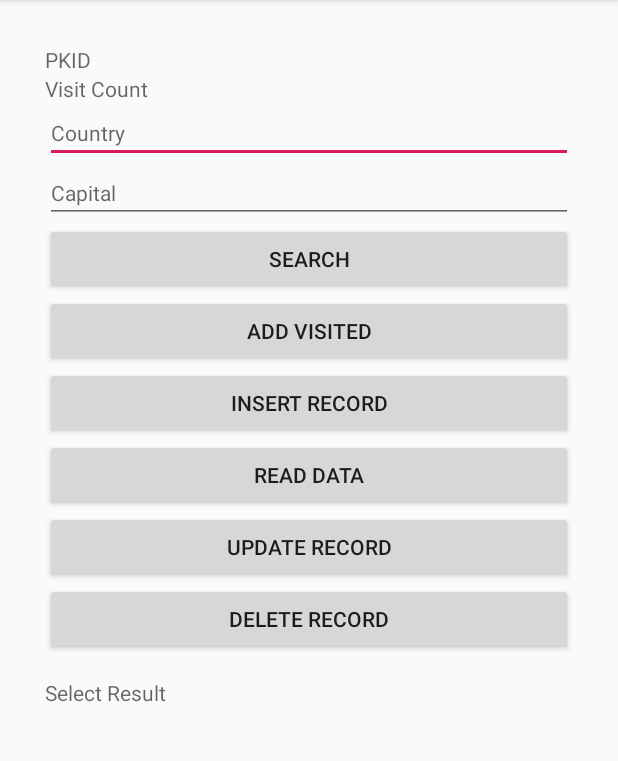
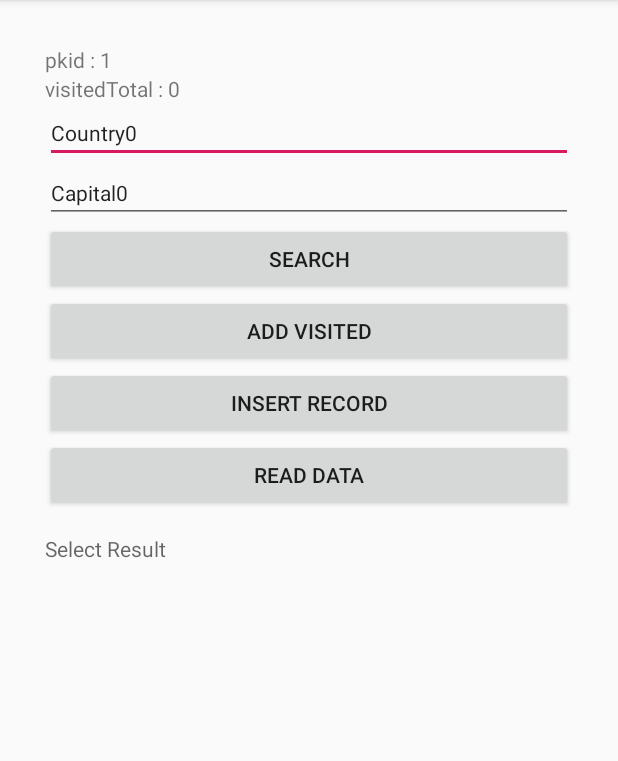
Before and after one commit to codebaker/TryDatabase1101, an Android app: the screen it shows after launch (MainActivity), after a tap on "SEARCH", on a phone screen of 412 x 824 dp, the part 84-845 px from its top. Run offline under Robolectric (Android 15) with nearby library versions, the phone set to English and light mode, and no system bars.

Commit message:
Insert가 왜 안돼노~

```diff
--- a/app/src/main/java/com/codebakery/joan/trydatabase1101/MainActivity.java
+++ b/app/src/main/java/com/codebakery/joan/trydatabase1101/MainActivity.java
@@ -13,6 +13,7 @@ public class MainActivity extends AppCompatActivity implements View.OnClickListe
 
     private MemberDbHelper dbHelper;
     private SQLiteDatabase mdb;
+    Cursor cursor;
 
     TextView textViewId;
     TextView textViewCount;
@@ -58,7 +59,7 @@ public class MainActivity extends AppCompatActivity implements View.OnClickListe
         String capital = editTextCapital.getText().toString();
         switch (v.getId()){
             case R.id.buttonSearch :
-                searchByCouyntry(country);
+                searchByPkid(country);
                 break;
             case R.id.buttonAddVisit :
                 addVisitCount(textViewId.getText().toString());
@@ -79,26 +80,28 @@ public class MainActivity extends AppCompatActivity implements View.OnClickListe
     }
 
     private void addVisitCount(String pkid) {
-        String query = "INSERT INTO "+ "awe_country_visitedcount" + " VALUES(" + pkid + ")";
+        String query = "INSERT INTO awe_country_visitedcount VALUES (" + pkid + ")";
         mdb.execSQL(query);
 
     }
 
-    private void searchByCouyntry(String str) {
+    private void searchByPkid(String pkid) {
         String query = "SELECT pkid, country,capital,count(fkid) visitedTotal " +
                         "FROM awe_country " +
-                        "INNER JOIN awe_country_visitedcount " +
+                        "LEFT JOIN awe_country_visitedcount " +
                         "ON pkid = fkid " +
-                        "AND pkid = '"+str+"'";
-        Cursor cursor = mdb.rawQuery(query,null);
+                        //"AND pkid = "+pkid;
+                        "AND country = '" + pkid + "'";
+        cursor = mdb.rawQuery(query,null);
+        int count = cursor.getCount();
         if(cursor.getCount()>0){
             cursor.moveToFirst();
             int id = cursor.getInt(cursor.getColumnIndex("pkid"));
             String visitedTotal = cursor.getString(cursor.getColumnIndex("visitedTotal"));
             String country = cursor.getString(cursor.getColumnIndex("country"));
             String capital = cursor.getString(cursor.getColumnIndex("capital"));
-            textViewId.setText(String.valueOf(id));
-            editTextCountry.setText(visitedTotal);
+            textViewId.setText("pkid : " + id);
+            textViewCount.setText("visitedTotal : "+visitedTotal);
             editTextCountry.setText(country);
             editTextCapital.setText(capital);
         }
@@ -114,11 +117,11 @@ public class MainActivity extends AppCompatActivity implements View.OnClickListe
     private void readData(String editTextCountry) {
         //쿼리문을 만듭니다.
         //String query = "select * from awe_country"
-        String query = "SELECT * FROM awe_country ORDER BY _id DESC";
+        String query = "SELECT * FROM awe_country ORDER BY pkid DESC";
         Cursor cursor = mdb.rawQuery(query,null);
         StringBuilder resultStr = new StringBuilder();
         while (cursor.moveToNext()) {
-            int id = cursor.getInt(cursor.getColumnIndex("_id"));
+            int id = cursor.getInt(cursor.getColumnIndex("pkid"));
             String country = cursor.getString(cursor.getColumnIndex("country"));
             String capital = cursor.getString(cursor.getColumnIndex("capital"));
 
--- a/app/src/main/java/com/codebakery/joan/trydatabase1101/MemberDbHelper.java
+++ b/app/src/main/java/com/codebakery/joan/trydatabase1101/MemberDbHelper.java
@@ -7,7 +7,7 @@ import android.database.sqlite.SQLiteOpenHelper;
 public class MemberDbHelper extends SQLiteOpenHelper {
     private static final String name = "awe.db";
     private static final SQLiteDatabase.CursorFactory factory = null;
-    private static final int version = 2;
+    private static final int version = 1;
 
     public MemberDbHelper(Context context) {
         super(context, name, factory, version);
@@ -15,16 +15,18 @@ public class MemberDbHelper extends SQLiteOpenHelper {
 
     @Override
     public void onCreate(SQLiteDatabase db) {
-        db.execSQL("CREATE TABLE awe_country (_id INTEGER PRIMARY KEY AUTOINCREMENT, country TEXT, capital TEXT);");
+        db.execSQL("CREATE TABLE awe_country (pkid INTEGER PRIMARY KEY AUTOINCREMENT, country TEXT, capital TEXT);");
 
         for (int i = 0; i < 3; i++) {
             db.execSQL("INSERT INTO awe_country VALUES( null, '" + "Country" + i + "', '" + "Capital" + i + "');");
         }
+        db.execSQL("CREATE TABLE awe_country_visitedcount (fkid INTEGER);");
     }
 
     @Override
     public void onUpgrade(SQLiteDatabase db, int oldVersion, int newVersion) {
         db.execSQL("DROP TABLE awe_country ;");
+        db.execSQL("DROP TABLE awe_country_visitedcount ;");
         onCreate(db);
 //        Toast.makeText(this.,"onUpgrade", Toast.LENGTH_LONG).show();
     }
--- a/app/src/main/res/layout/activity_main.xml
+++ b/app/src/main/res/layout/activity_main.xml
@@ -69,14 +69,16 @@
         android:layout_width="match_parent"
         android:layout_height="wrap_content"
         android:text="Update Record"
-        android:textAllCaps="true" />
+        android:textAllCaps="true"
+        android:visibility="gone" />
 
     <Button
         android:id="@+id/buttonDelete"
         android:layout_width="match_parent"
         android:layout_height="wrap_content"
         android:text="Delete Record"
-        android:textAllCaps="true" />
+        android:textAllCaps="true"
+        android:visibility="gone" />
 
     <TextView
         android:id="@+id/textViewResult"
```
